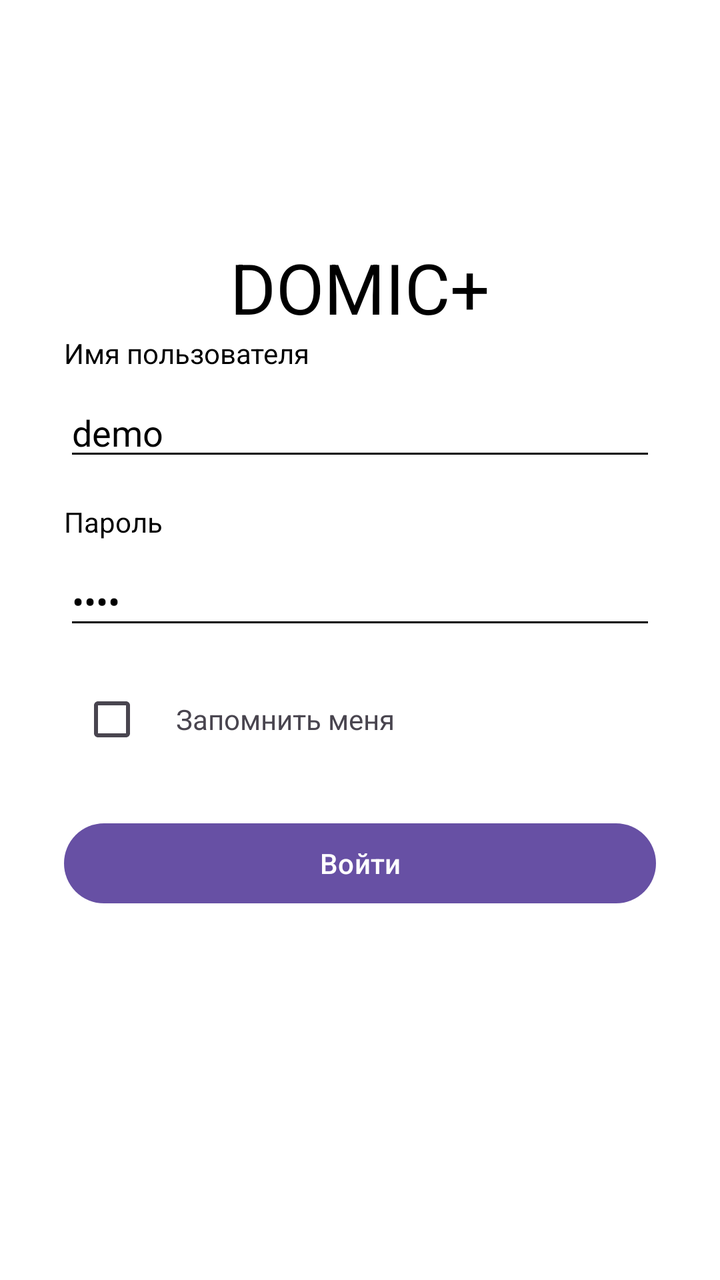
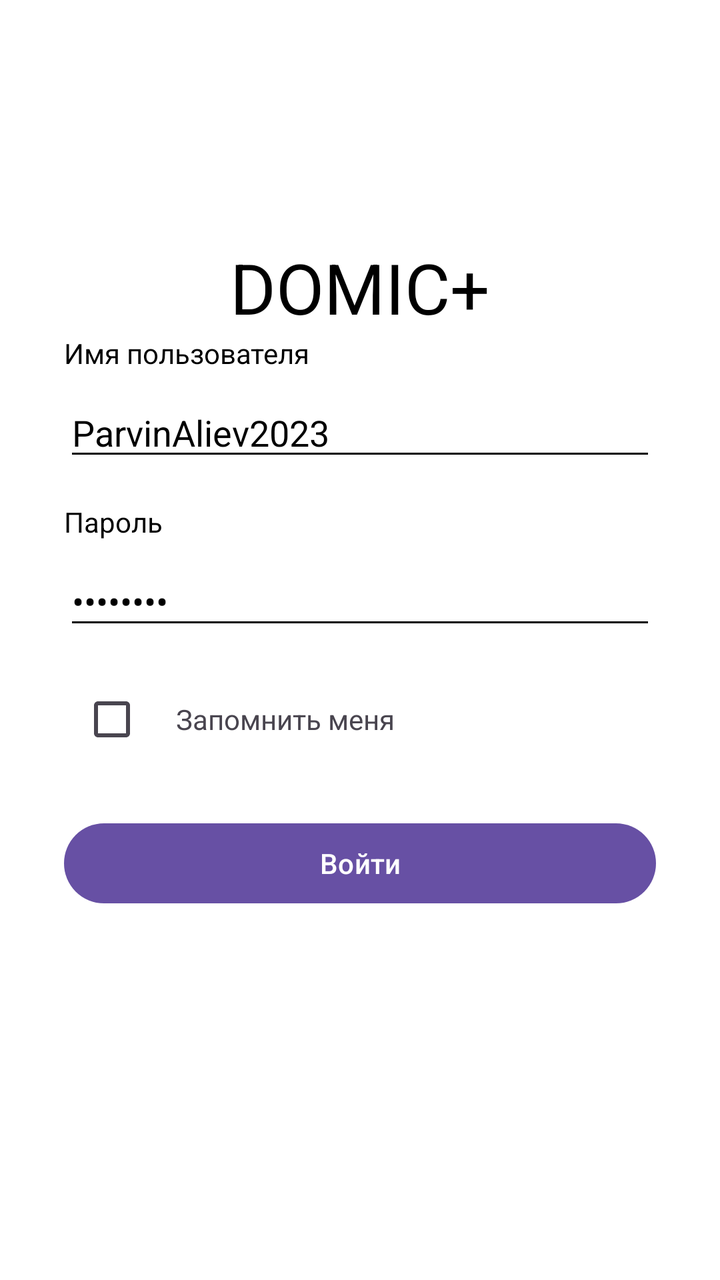

An Android layout rendered at two revisions. The XML below is the earlier revision; the diff shows what the commit changed to produce the second picture.
<!-- AndroidManifest.xml: application theme Theme.DomicMobile -->
<!-- res/layout/activity_main.xml -->
<?xml version="1.0" encoding="utf-8"?>
<LinearLayout xmlns:android="http://schemas.android.com/apk/res/android"

    xmlns:tools="http://schemas.android.com/tools"
    android:layout_width="match_parent"
    android:layout_height="match_parent"
    android:orientation="vertical"
    android:background="@color/proz"
    android:padding="32dp"
    android:gravity="center"
    tools:context=".MainActivity">



    <TextView
        android:text="DOMIC+"
        style="@style/h1"
        android:layout_height="wrap_content"/>


    <TextView
        android:textColor="@color/black"
        android:layout_width="match_parent"
        android:layout_height="wrap_content"
        android:text="Имя пользователя"
        android:layout_marginBottom="8dp"/>

    <EditText

        android:text="demo"

        android:id="@+id/usernameEditText"
        android:layout_width="match_parent"
        android:layout_height="wrap_content"
        android:layout_marginBottom="16dp"
        android:backgroundTint="@color/black"
        android:inputType="text"
        android:singleLine="true"
        android:textColor="@color/black" />


    <TextView
        android:textColor="@color/black"
        android:layout_width="match_parent"
        android:layout_height="wrap_content"
        android:text="Пароль"
        android:layout_marginBottom="8dp"/>

    <EditText

        android:text="1234"

        android:backgroundTint="@color/black"
        android:textColor="@color/black"
        android:id="@+id/passwordEditText"
        android:layout_width="match_parent"
        android:layout_height="wrap_content"
        android:layout_marginBottom="16dp"
        android:inputType="textPassword"
        android:singleLine="true"/>


    <LinearLayout
        android:layout_width="match_parent"
        android:layout_height="wrap_content"
        android:orientation="horizontal"
        android:layout_marginBottom="24dp"
        android:gravity="center_vertical">

        <CheckBox
            android:id="@+id/rememberMeCheckBox"
            android:layout_width="wrap_content"
            android:layout_height="wrap_content"/>

        <TextView
            android:layout_width="wrap_content"
            android:layout_height="wrap_content"
            android:text="Запомнить меня"
            android:layout_marginStart="8dp"/>
    </LinearLayout>

    
    <Button
        android:id="@+id/loginButton"
        android:layout_width="match_parent"
        android:layout_height="wrap_content"
        android:text="Войти"
        android:layout_marginBottom="16dp"/>

    
    <Button
        android:id="@+id/forgotPasswordButton"
        android:layout_width="wrap_content"
        android:layout_height="wrap_content"
        android:text="Забыли пароль?"
        style="?android:attr/borderlessButtonStyle"
        android:layout_gravity="end"/>

</LinearLayout>
<!-- resources referenced by this layout -->
<resources>
  <color name="black">#FF000000</color>
  <color name="proz">#FFFFFF</color>
  <style name="h1">
          <item name="android:textColor">@color/black</item>
          <item name="android:layout_height">match_parent</item>
          <item name="android:layout_width">wrap_content</item>
          <item name="fontFamily">@font/montserrat_bold</item>
          <item name="android:gravity">center_vertical|start</item>
          <item name="android:textSize">35dp</item>
      </style>
  <style name="Theme.DomicMobile" parent="Base.Theme.DomicMobile" />
  <style name="Base.Theme.DomicMobile" parent="Theme.Material3.DayNight.NoActionBar">
          
          
      </style>
</resources>

<!-- the commit's change to res/layout/activity_main.xml (unified diff, before → after) -->
@@ -27,7 +27,7 @@
 
     <EditText
 
-        android:text="demo"
+        android:text="ParvinAliev2023"
 
         android:id="@+id/usernameEditText"
         android:layout_width="match_parent"
@@ -48,7 +48,7 @@
 
     <EditText
 
-        android:text="1234"
+        android:text="vyaq4728"
 
         android:backgroundTint="@color/black"
         android:textColor="@color/black"
